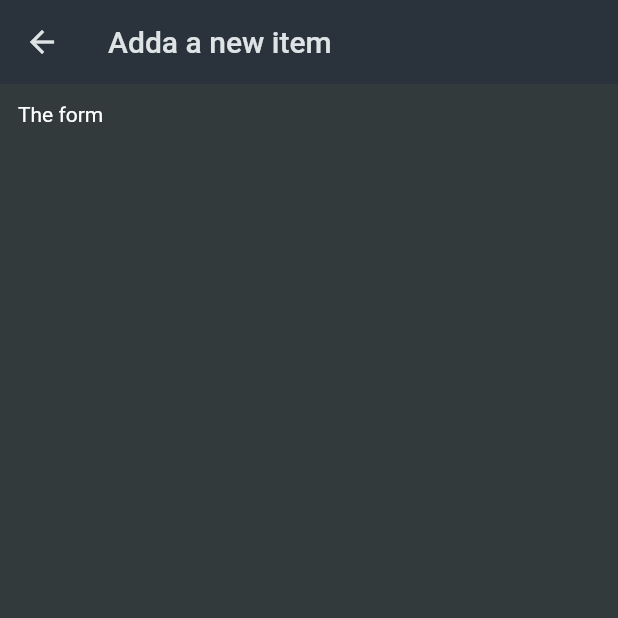
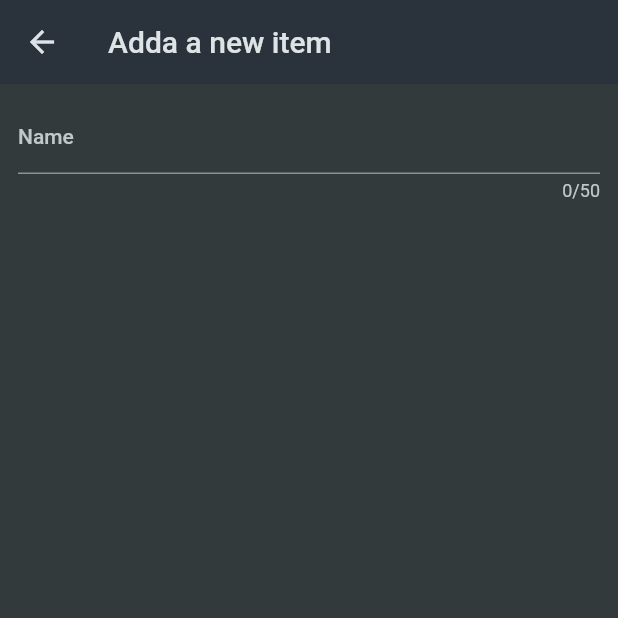
Before and after one commit to HMEI83/Shopping-list-app, a Flutter app: the NewItem screen opened directly, on a phone screen of 412 x 824 dp, the top half of it. Run offline on Flutter 3.47's test engine with Material 2 defaults, Android fonts, the phone set to English and light mode, and no system bars.

Commit message:
Add Form & TextForm Field widgets

```diff
--- a/shopping_list_app/lib/widgets/new_item.dart
+++ b/shopping_list_app/lib/widgets/new_item.dart
@@ -16,7 +16,21 @@ class _NewItemState extends State<NewItem> {
       ),
       body: Padding(
         padding: const EdgeInsets.all(12),
-        child: Text('The form'),
+        child: Form(
+          child: Column(
+            children: [
+              TextFormField(
+                maxLength: 50,
+                decoration: const InputDecoration(
+                  label: Text('Name'),
+                ),
+                validator: (value) {
+                  return 'Demo...';
+                },
+              ),
+            ],
+          ),
+        ),
       ),
     );
   }
```
